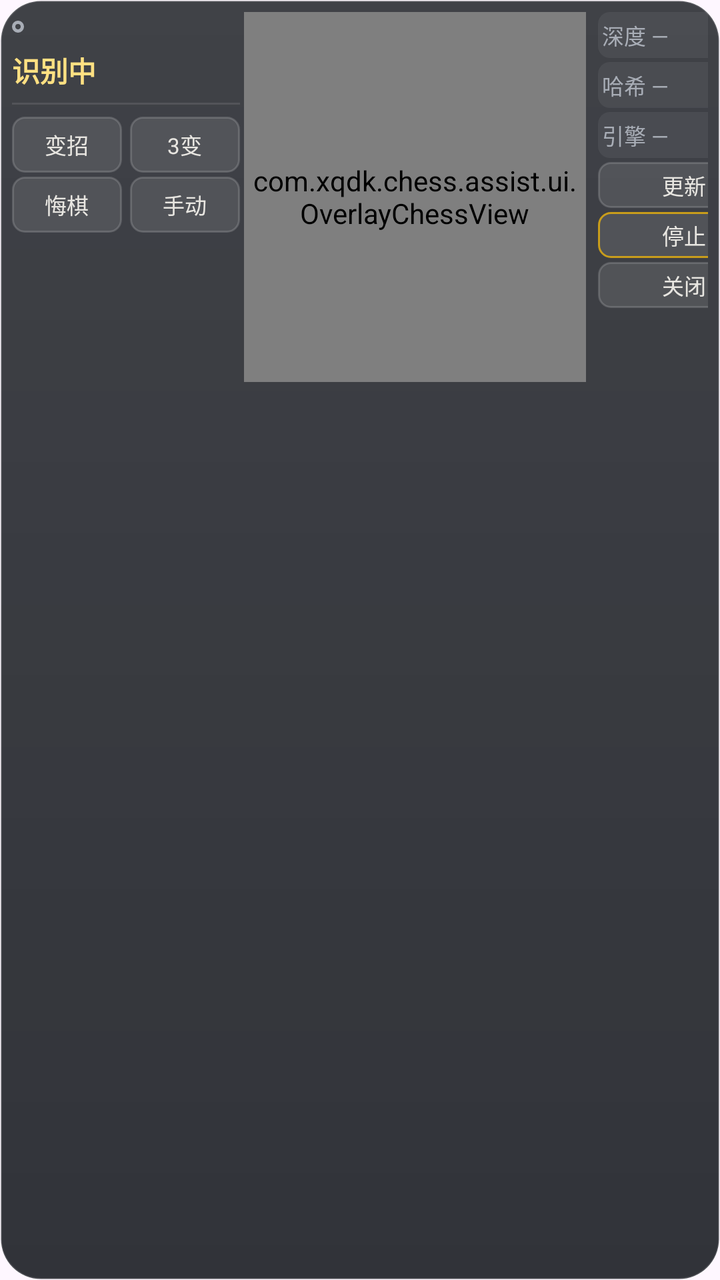
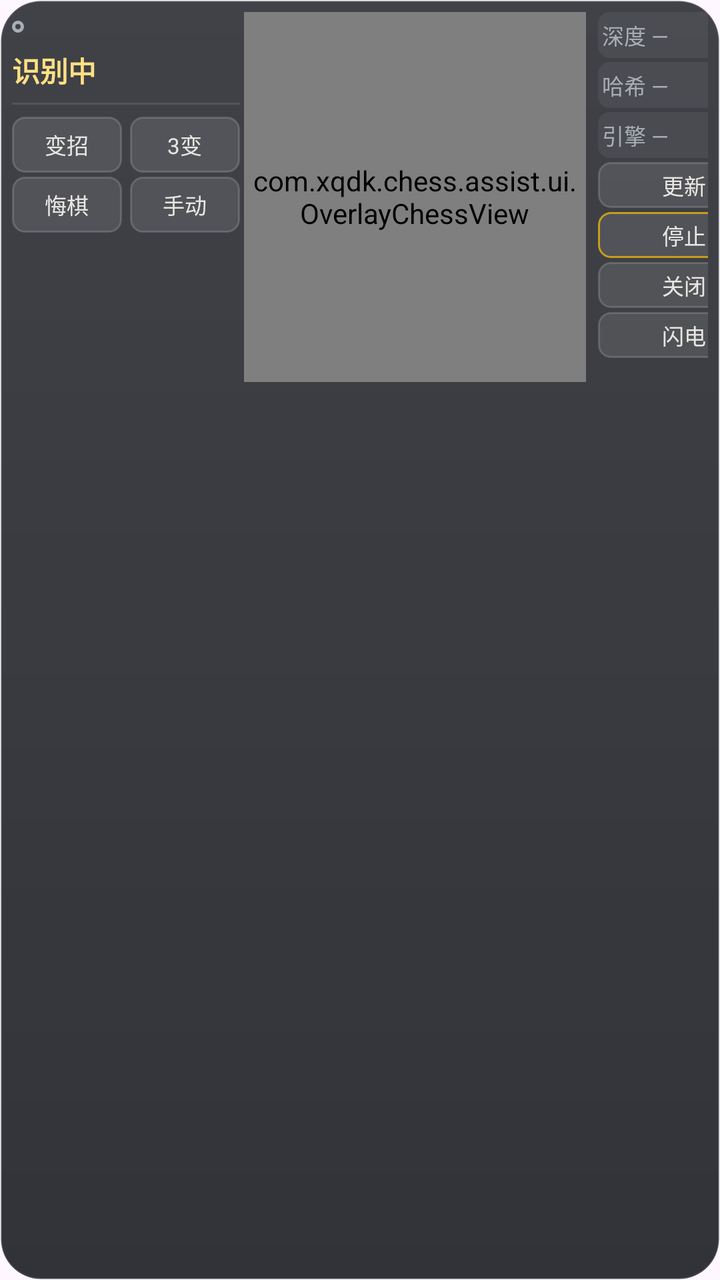

An Android layout rendered at two revisions. The XML below is the earlier revision; the diff shows what the commit changed to produce the second picture.
<!-- AndroidManifest.xml: application theme Theme.ChineseChess -->
<!-- res/layout/overlay_panel.xml -->
<?xml version="1.0" encoding="utf-8"?>
<LinearLayout xmlns:android="http://schemas.android.com/apk/res/android"
    android:id="@+id/overlay_root"
    android:layout_width="wrap_content"
    android:layout_height="wrap_content"
    android:background="@drawable/overlay_bg"
    android:clickable="true"
    android:focusable="true"
    android:orientation="horizontal"
    android:padding="6dp">

    
    <LinearLayout
        android:id="@+id/overlay_col_left"
        android:layout_width="114dp"
        android:layout_height="wrap_content"
        android:orientation="vertical">

        
        <LinearLayout
            android:layout_width="match_parent"
            android:layout_height="wrap_content"
            android:gravity="center_vertical"
            android:orientation="horizontal">

            <View
                android:id="@+id/overlay_state_dot"
                android:layout_width="6dp"
                android:layout_height="6dp"
                android:background="@drawable/overlay_state_dot_idle" />

            <TextView
                android:id="@+id/overlay_state"
                style="@style/OverlayState"
                android:layout_width="0dp"
                android:layout_height="wrap_content"
                android:layout_marginStart="5dp"
                android:layout_weight="1" />
        </LinearLayout>

        
        <TextView
            android:id="@+id/overlay_occluded"
            style="@style/OverlayState"
            android:layout_width="match_parent"
            android:layout_height="wrap_content"
            android:layout_marginTop="3dp"
            android:text="挡住棋盘，建议移开"
            android:visibility="gone" />

        
        <TextView
            android:id="@+id/overlay_status"
            style="@style/OverlayHeadline"
            android:layout_width="match_parent"
            android:layout_height="wrap_content"
            android:layout_marginTop="4dp"
            android:text="识别中" />

        
        <TextView
            android:id="@+id/overlay_advantage"
            style="@style/OverlayAdvantage"
            android:layout_width="match_parent"
            android:layout_height="wrap_content"
            android:layout_marginTop="2dp"
            android:textColor="@color/qi_jade_text"
            android:visibility="gone" />

        <View
            android:id="@+id/overlay_divider"
            android:layout_width="match_parent"
            android:layout_height="1dp"
            android:layout_marginTop="6dp"
            android:background="@color/qi_line1" />

        
        <TextView
            android:id="@+id/overlay_candidate"
            style="@style/OverlayCandidate"
            android:layout_width="match_parent"
            android:layout_height="wrap_content"
            android:layout_marginTop="6dp"
            android:textColor="@color/qi_ivory"
            android:visibility="gone" />

        
        <LinearLayout
            android:layout_width="match_parent"
            android:layout_height="wrap_content"
            android:layout_marginTop="6dp"
            android:orientation="horizontal">

            <TextView
                android:id="@+id/overlay_btn_change"
                style="@style/OverlayAction"
                android:layout_width="0dp"
                android:layout_height="28dp"
                android:layout_marginEnd="2dp"
                android:layout_weight="1"
                android:text="变招" />

            <TextView
                android:id="@+id/overlay_btn_multipv"
                style="@style/OverlayAction"
                android:layout_width="0dp"
                android:layout_height="28dp"
                android:layout_marginStart="2dp"
                android:layout_weight="1"
                android:text="3变" />
        </LinearLayout>

        <LinearLayout
            android:layout_width="match_parent"
            android:layout_height="wrap_content"
            android:layout_marginTop="2dp"
            android:orientation="horizontal">

            <TextView
                android:id="@+id/overlay_btn_undo"
                style="@style/OverlayAction"
                android:layout_width="0dp"
                android:layout_height="28dp"
                android:layout_marginEnd="2dp"
                android:layout_weight="1"
                android:text="悔棋" />

            <TextView
                android:id="@+id/overlay_btn_manual"
                style="@style/OverlayAction"
                android:layout_width="0dp"
                android:layout_height="28dp"
                android:layout_marginStart="2dp"
                android:layout_weight="1"
                android:text="手动" />
        </LinearLayout>
    </LinearLayout>

    <com.xqdk.chess.assist.ui.OverlayChessView
        android:id="@+id/overlay_chess"
        android:layout_width="171dp"
        android:layout_height="185dp"
        android:layout_marginHorizontal="2dp" />

    
    <LinearLayout
        android:id="@+id/overlay_col_right"
        android:layout_width="90dp"
        android:layout_height="wrap_content"
        android:layout_marginStart="2dp"
        android:orientation="vertical"
        android:paddingHorizontal="2dp">

        <TextView
            android:id="@+id/overlay_btn_strength"
            style="@style/OverlayChip"
            android:text="深度 —" />

        <TextView
            android:id="@+id/overlay_btn_hash"
            style="@style/OverlayChip"
            android:layout_marginTop="2dp"
            android:text="哈希 —" />

        
        <TextView
            android:id="@+id/overlay_btn_engine"
            style="@style/OverlayChip"
            android:layout_marginTop="2dp"
            android:text="引擎 —" />

        <TextView
            android:id="@+id/overlay_btn_turn"
            style="@style/OverlayAction"
            android:layout_width="match_parent"
            android:layout_height="23dp"
            android:layout_marginTop="2dp"
            android:text="更新" />

        <TextView
            android:id="@+id/overlay_btn_pause"
            style="@style/OverlayAction"
            android:layout_width="match_parent"
            android:layout_height="23dp"
            android:layout_marginTop="2dp"
            android:background="@drawable/overlay_action_stop_bg"
            android:text="停止" />

        <TextView
            android:id="@+id/overlay_btn_close"
            style="@style/OverlayAction"
            android:layout_width="match_parent"
            android:layout_height="23dp"
            android:layout_marginTop="2dp"
            android:text="关闭" />
    </LinearLayout>
</LinearLayout>
<!-- resources referenced by this layout -->
<resources>
  <color name="qi_ivory">#E8E6E1</color>
  <color name="qi_jade_text">#81C784</color>
  <color name="qi_line1">#1AFFFFFF</color>
  <!-- drawable overlay_state_dot_idle (drawable) -->
  <?xml version="1.0" encoding="utf-8"?>
  <shape xmlns:android="http://schemas.android.com/apk/res/android" android:shape="oval">
      <solid android:color="#00000000" />
      <stroke
          android:width="1.5dp"
          android:color="@color/qi_muted" />
  </shape>
  <style name="OverlayAction">
          <item name="android:background">@drawable/overlay_action_bg</item>
          <item name="android:textColor">@color/qi_ivory</item>
          <item name="android:textSize">11sp</item>
          <item name="android:gravity">center</item>
          <item name="android:maxLines">1</item>
          <item name="android:paddingHorizontal">2dp</item>
      </style>
  <style name="OverlayAdvantage">
          <item name="android:textSize">12sp</item>
          <item name="android:fontFeatureSettings">tnum</item>
          <item name="android:maxLines">1</item>
          <item name="android:ellipsize">end</item>
      </style>
  <style name="OverlayCandidate">
          <item name="android:textSize">12sp</item>
          <item name="android:maxLines">2</item>
          <item name="android:ellipsize">end</item>
      </style>
  <style name="OverlayChip">
          <item name="android:layout_width">match_parent</item>
          <item name="android:layout_height">23dp</item>
          <item name="android:gravity">center_vertical</item>
          <item name="android:paddingLeft">2dp</item>
          <item name="android:paddingRight">2dp</item>
          <item name="android:background">@drawable/overlay_chip_bg</item>
          <item name="android:textSize">11sp</item>
          <item name="android:textColor">@color/qi_muted</item>
          <item name="android:maxLines">1</item>
      </style>
  <style name="OverlayHeadline">
          <item name="android:textSize">14sp</item>
          <item name="android:textStyle">bold</item>
          <item name="android:textColor">@color/qi_amber_text</item>
          <item name="android:maxLines">2</item>
          <item name="android:ellipsize">end</item>
      </style>
  <style name="OverlayState">
          <item name="android:textSize">11sp</item>
          <item name="android:textColor">@color/qi_muted</item>
          <item name="android:maxLines">1</item>
          <item name="android:ellipsize">end</item>
      </style>
  <style name="Theme.ChineseChess" parent="Base.Theme.ChineseChess" />
  <color name="qi_amber">#FFC107</color>
  <dimen name="qi_r_xl">20dp</dimen>
  <color name="qi_glass">#E61B1E24</color>
  <color name="qi_muted">#A8ADB6</color>
  <!-- drawable overlay_chip_bg (drawable) -->
  <?xml version="1.0" encoding="utf-8"?>
  <selector xmlns:android="http://schemas.android.com/apk/res/android">
      <item android:state_pressed="true">
          <shape android:shape="rectangle">
              <corners android:radius="6dp" />
              <solid android:color="#1CFFFFFF" />
          </shape>
      </item>
      <item>
          <shape android:shape="rectangle">
              <corners android:radius="6dp" />
              <solid android:color="#0FFFFFFF" />
          </shape>
      </item>
  </selector>
  <color name="qi_amber_text">#FFE082</color>
  <style name="Base.Theme.ChineseChess" parent="Theme.Material3.DayNight.NoActionBar">
          
          <item name="colorPrimary">@color/qi_zhu_btn</item>
          <item name="colorAccent">@color/qi_zhu_btn</item>
      </style>
  <color name="qi_line2">#29FFFFFF</color>
  <color name="qi_line3">#47FFFFFF</color>
  <color name="qi_zhu_btn">#C35440</color>
  <!-- unchanged entries left out for length: 3 -->
</resources>

<!-- the commit's change to res/layout/overlay_panel.xml (unified diff, before → after) -->
@@ -151,10 +151,18 @@
         android:orientation="vertical"
         android:paddingHorizontal="2dp">
 
+        
         <TextView
             android:id="@+id/overlay_btn_strength"
             style="@style/OverlayChip"
             android:text="深度 —" />
+
+        
+        <TextView
+            android:id="@+id/overlay_btn_time"
+            style="@style/OverlayChip"
+            android:text="时间 —"
+            android:visibility="gone" />
 
         <TextView
             android:id="@+id/overlay_btn_hash"
@@ -193,5 +201,14 @@
             android:layout_height="23dp"
             android:layout_marginTop="2dp"
             android:text="关闭" />
+
+        
+        <TextView
+            android:id="@+id/overlay_btn_flash"
+            style="@style/OverlayAction"
+            android:layout_width="match_parent"
+            android:layout_height="23dp"
+            android:layout_marginTop="2dp"
+            android:text="闪电" />
     </LinearLayout>
 </LinearLayout>
<!-- resource entries referenced after the edit -->
@@ -80,10 +80,14 @@
           
           <item name="colorPrimary">@color/qi_zhu_btn</item>
           <item name="colorAccent">@color/qi_zhu_btn</item>
+          
+          <item name="android:statusBarColor">@color/xq_paper</item>
+          <item name="android:windowLightStatusBar">true</item>
       </style>
   <color name="qi_line2">#29FFFFFF</color>
   <color name="qi_line3">#47FFFFFF</color>
   <color name="qi_zhu_btn">#C35440</color>
+  <color name="xq_paper">#F6F3ED</color>
   <!-- unchanged entries left out for length: 3 -->
 </resources>
 
